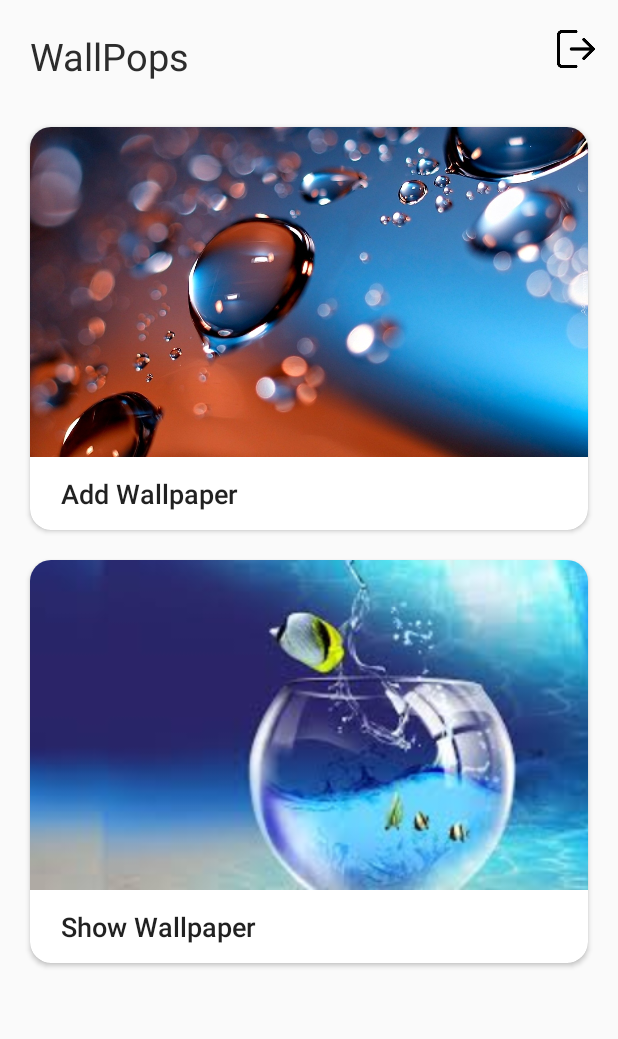
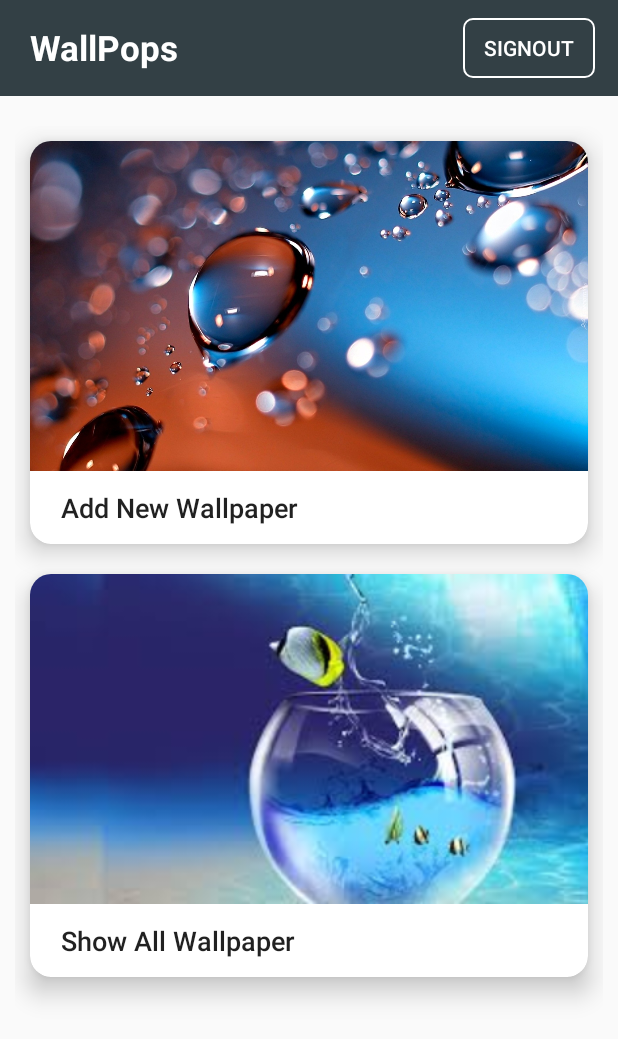
Before and after one commit to mukeshs1510/WallPops, an Android app: the MainActivity screen opened directly, with no data from a screen before it, on a phone screen of 412 x 824 dp. Shown: the top 1039 px of the screen. Run offline under Robolectric (Android 15) with nearby library versions, the phone set to English and light mode, and no system bars; our stand-ins replace Firebase (no records; nobody signed in at launch, a user with empty details on screens opened directly).

Commit message:
Some of the UI element has changed

```diff
--- a/wallpopsadmin/src/main/java/com/mbs/wallpopsadmin/MainActivity.java
+++ b/wallpopsadmin/src/main/java/com/mbs/wallpopsadmin/MainActivity.java
@@ -9,6 +9,7 @@ import android.content.Intent;
 import android.content.SharedPreferences;
 import android.os.Bundle;
 import android.view.View;
+import android.widget.Button;
 import android.widget.ImageView;
 
 import com.google.firebase.auth.FirebaseAuth;
@@ -20,7 +21,7 @@ public class MainActivity extends AppCompatActivity {
     AdaptorRecycler adapter;
     int[] image = {R.drawable.wallpaperr,R.drawable.download};
     private FirebaseAuth mAuth;
-    private ImageView logoutBtn;
+    private Button logoutBtn;
 
     @Override
     protected void onCreate(Bundle savedInstanceState) {
@@ -45,7 +46,6 @@ public class MainActivity extends AppCompatActivity {
         adapter = new AdaptorRecycler(MainActivity.this,title,image);
         recyclerView.setHasFixedSize(true);
         recyclerView.setAdapter(adapter);
-
     }
 
     private void logOut() {
--- /dev/null
+++ b/wallpopsadmin/src/main/res/drawable-v24/bttn_ui_trans.xml
@@ -0,0 +1,10 @@
+<?xml version="1.0" encoding="utf-8"?>
+<shape xmlns:android="http://schemas.android.com/apk/res/android"
+    android:shape="rectangle">
+
+    <solid android:color="@android:color/transparent"/>
+    <corners android:radius="6dp"/>
+    <stroke android:color="@android:color/white"
+        android:width="1dp"/>
+
+</shape>
--- /dev/null
+++ b/wallpopsadmin/src/main/res/drawable/logout.xml
@@ -0,0 +1,5 @@
+<vector android:height="24dp" android:tint="#FFFFFF"
+    android:viewportHeight="24" android:viewportWidth="24"
+    android:width="24dp" xmlns:android="http://schemas.android.com/apk/res/android">
+    <path android:fillColor="@android:color/white" android:pathData="M11,7L9.6,8.4l2.6,2.6H2v2h10.2l-2.6,2.6L11,17l5,-5L11,7zM20,19h-8v2h8c1.1,0 2,-0.9 2,-2V5c0,-1.1 -0.9,-2 -2,-2h-8v2h8V19z"/>
+</vector>
--- a/wallpopsadmin/src/main/res/layout/activity_main.xml
+++ b/wallpopsadmin/src/main/res/layout/activity_main.xml
@@ -11,21 +11,28 @@
         android:layout_width="match_parent"
         android:layout_height="wrap_content"
         android:id="@+id/zzz"
-        android:layout_marginTop="20dp">
+        android:paddingTop="12dp"
+        android:paddingBottom="12dp"
+        android:background="@color/colorPrimary">
 
         <TextView
             android:layout_width="wrap_content"
             android:layout_height="wrap_content"
-            android:text="WallPops"
-            android:textSize="25sp"
-            android:textColor="#2C2C2C"
+            android:text="@string/wallpops"
+            android:textSize="23sp"
+            android:layout_centerVertical="true"
+            android:textStyle="bold"
+            android:textColor="#fff"
             android:layout_marginLeft="20dp"/>
 
-        <ImageView
+        <Button
             android:id="@+id/logoutBtn"
-            android:layout_width="25dp"
-            android:layout_height="25dp"
-            android:src="@drawable/logout"
+            android:layout_width="wrap_content"
+            android:layout_height="40dp"
+            android:text="Signout"
+            android:background="@drawable/bttn_ui_trans"
+            android:layout_centerVertical="true"
+            android:textColor="@android:color/white"
             android:layout_alignParentRight="true"
             android:layout_marginRight="15dp"/>
 
--- a/wallpopsadmin/src/main/res/layout/row_recycler.xml
+++ b/wallpopsadmin/src/main/res/layout/row_recycler.xml
@@ -6,12 +6,20 @@
     app:cardCornerRadius="14dp"
     android:layout_margin="10dp"
     android:id="@+id/mainLayout"
+    app:cardPreventCornerOverlap="false"
+    android:elevation="8dp"
+    android:divider="@android:color/transparent"
+    android:dividerHeight="0.0px"
+    android:clipToPadding="false"
+    android:clipChildren="false"
+    app:cardElevation="10dp"
     android:background="@color/colorCardBackground"
     android:layout_height="wrap_content">
 
     <RelativeLayout
         android:layout_width="match_parent"
-        android:layout_height="wrap_content">
+        android:layout_height="wrap_content"
+        >
 
         <ImageView
             android:id="@+id/imaggViewRow"
--- a/wallpopsadmin/src/main/res/values/strings.xml
+++ b/wallpopsadmin/src/main/res/values/strings.xml
@@ -1,5 +1,5 @@
 <resources>
-    <string name="app_name">WallpopsAdmin</string>
+    <string name="app_name">WallPopsAdmin</string>
     <string name="add_thumbnail">Add Thumbnail</string>
     <string name="add">Add</string>
     <string name="sdcs">sdcs</string>
@@ -11,10 +11,11 @@
     <string name="thumbnail_title">Thumbnail Title</string>
     <string name="wallpaper_link">Wallpaper Link</string>
     <string name="next">Next</string>
+    <string name="wallpops">WallPops</string>
 
     <string-array name="title">
-        <item>Add Wallpaper</item>
-        <item>Show Wallpaper</item>
+        <item>Add New Wallpaper</item>
+        <item>Show All Wallpaper</item>
     </string-array>
 
 </resources>
```
Also changed, not shown: wallpopsadmin/src/main/AndroidManifest.xml (+5 -3 lines), wallpopsadmin/src/main/java/com/mbs/wallpopsadmin/AddNewWall.java (+4 -151 lines), wallpopsadmin/src/main/res/layout/activity_add_new_wall.xml (+10 -4 lines), wallpopsadmin/src/main/res/drawable-v24/logout.png (deleted).
